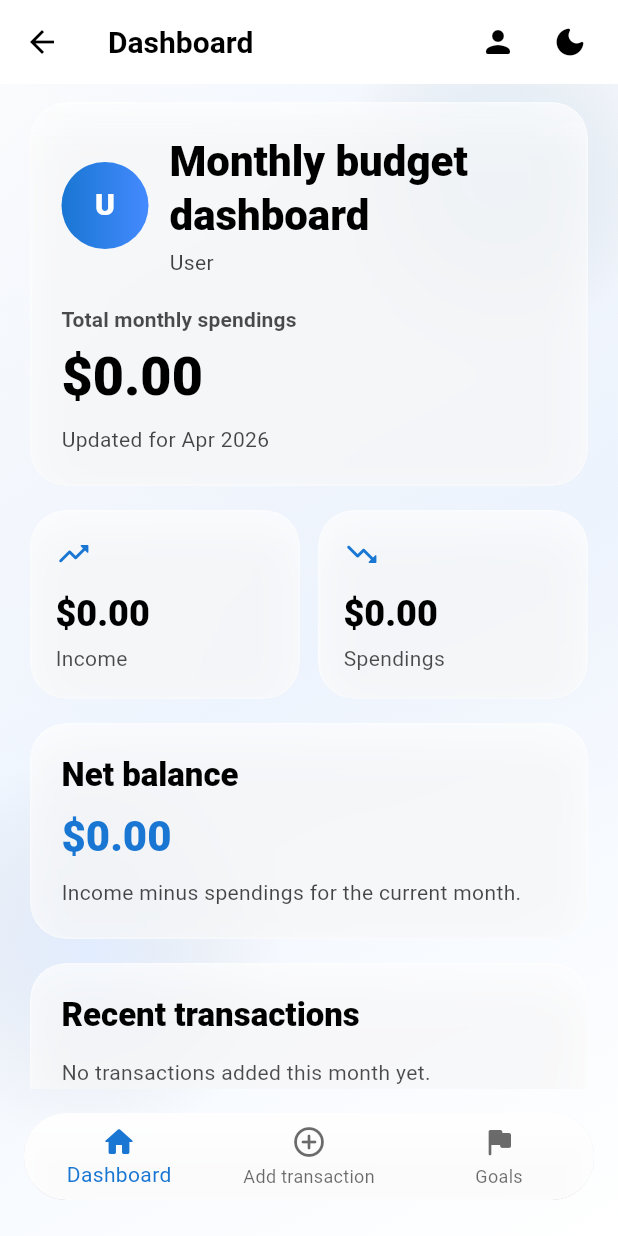
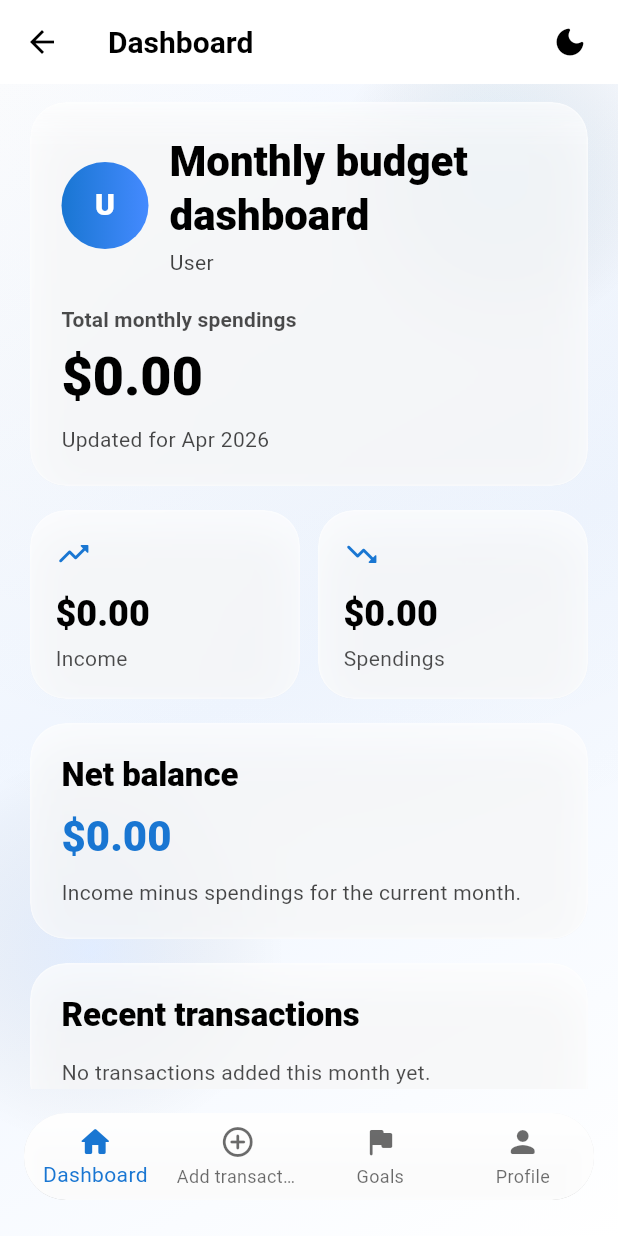
Before and after one commit to MAhmed-23L-0733/app-dev-2026, a Flutter app: the MainWrapperScreen screen opened by its route, on a phone screen of 412 x 824 dp. Run offline on Flutter 3.47's test engine with Material 3 defaults, Android fonts, the phone set to English and light mode, and no system bars; our stand-ins replace cloud_firestore, firebase_auth, firebase_core, google_sign_in; accounts and stored records are empty.

Commit message:
profile screen fix

```diff
--- a/appdev2026/lib/screens/main_wrapper.dart
+++ b/appdev2026/lib/screens/main_wrapper.dart
@@ -33,6 +33,7 @@ class _MainWrapperScreenState extends State<MainWrapperScreen> {
       'Dashboard',
       'Add transaction',
       'Goals',
+      'Profile',
     ];
 
     return Scaffold(
@@ -41,15 +42,6 @@ class _MainWrapperScreenState extends State<MainWrapperScreen> {
       appBar: AppBar(
         title: Text(titles[_selectedIndex]),
         actions: <Widget>[
-          IconButton(
-            tooltip: 'Profile',
-            onPressed: () {
-              Navigator.of(context).push(
-                MaterialPageRoute<void>(builder: (_) => const ProfileView()),
-              );
-            },
-            icon: const Icon(Icons.person_rounded),
-          ),
           IconButton(
             tooltip: 'Toggle theme',
             onPressed: appThemeController.toggleTheme,
@@ -70,6 +62,7 @@ class _MainWrapperScreenState extends State<MainWrapperScreen> {
               HomeView(),
               AddTransactionView(),
               GoalsView(),
+              ProfileView(),
             ],
           ),
         ),
@@ -97,6 +90,10 @@ class _MainWrapperScreenState extends State<MainWrapperScreen> {
                   icon: Icon(Icons.flag_rounded),
                   label: 'Goals',
                 ),
+                BottomNavigationBarItem(
+                  icon: Icon(Icons.person_rounded),
+                  label: 'Profile',
+                ),
               ],
             ),
           ),
```
